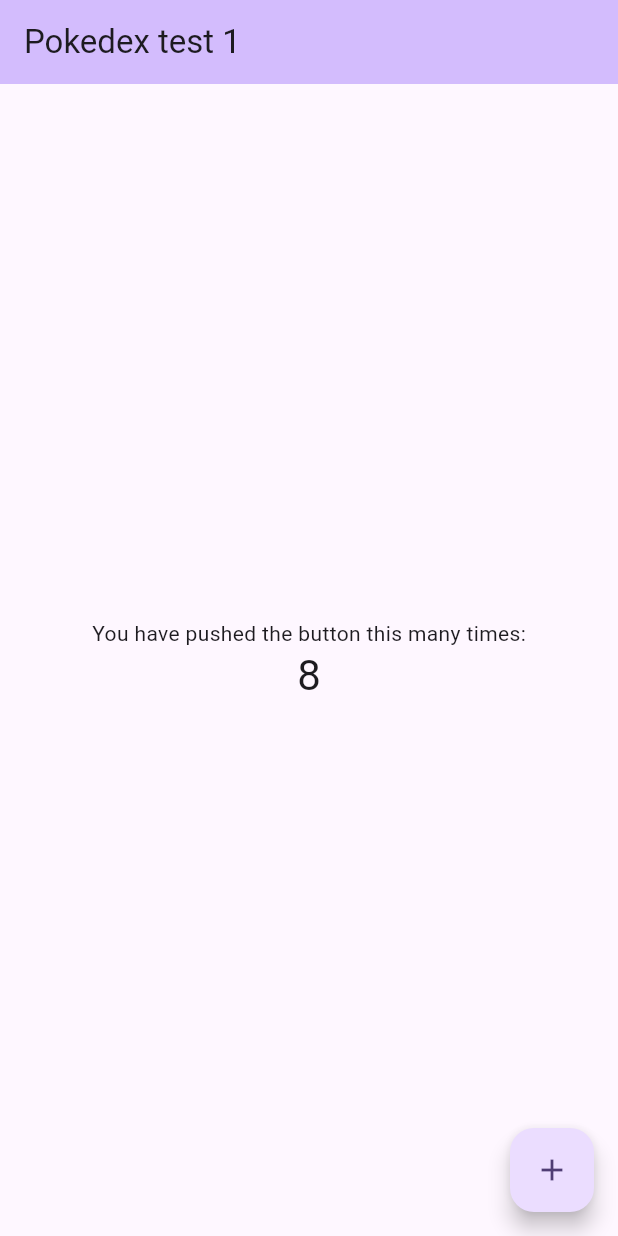
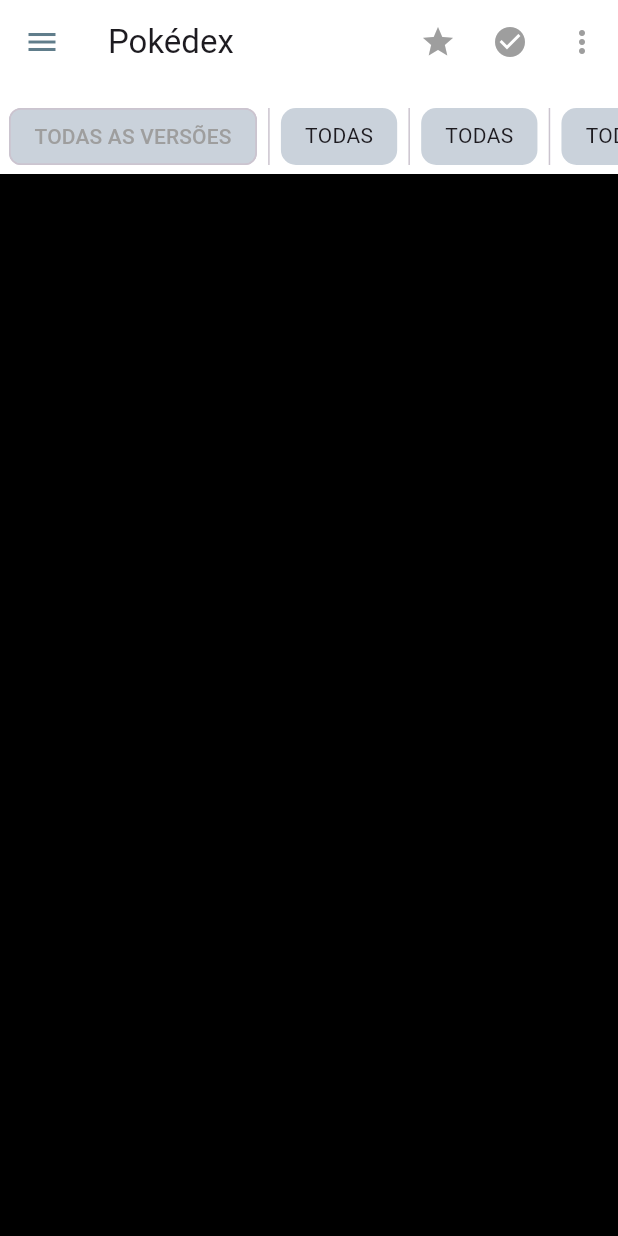
Before and after one commit to jvictorpdl/PokedexFlutter, a Flutter app: the screen it shows after launch, on a phone screen of 412 x 824 dp. Run offline on Flutter 3.47's test engine with Material 2 defaults, Android fonts, the phone set to English and light mode, and no system bars.

Commit message:
- Criada tela inicial com uma AppBar semelhante a Pokedex

```diff
--- a/lib/main.dart
+++ b/lib/main.dart
@@ -1,4 +1,5 @@
 import 'package:flutter/material.dart';
+import 'package:pokedex/ui/home.dart';
 
 void main() {
   runApp(const MyApp());
@@ -13,87 +14,10 @@ class MyApp extends StatelessWidget {
     return MaterialApp(
       title: 'Pokedex test',
       theme: ThemeData(
-
         colorScheme: ColorScheme.fromSeed(seedColor: Colors.deepPurple),
         useMaterial3: true,
       ),
-      home: const MyHomePage(title: 'Pokedex test 1'),
+      home: const HomePage(title: "Pokédex"),
     );
   }
 }
-
-class MyHomePage extends StatefulWidget {
-  const MyHomePage({super.key, required this.title});
-
-  // This widget is the home page of your application. It is stateful, meaning
-  // that it has a State object (defined below) that contains fields that affect
-  // how it looks.
-
-  // This class is the configuration for the state. It holds the values (in this
-  // case the title) provided by the parent (in this case the App widget) and
-  // used by the build method of the State. Fields in a Widget subclass are
-  // always marked "final".
-
-  final String title;
-
-  @override
-  State<MyHomePage> createState() => _MyHomePageState();
-}
-
-class _MyHomePageState extends State<MyHomePage> {
-  int _counter = 8;
-  void _incrementCounter() {
-
-    setState(() {
-
-      // This call to setState tells the Flutter framework that something has
-      // changed in this State, which causes it to rerun the build method below
-      // so that the display can reflect the updated values. If we changed
-      // _counter without calling setState(), then the build method would not be
-      // called again, and so nothing would appear to happen.
-      _counter++;
-    });
-  }
-
-  @override
-  Widget build(BuildContext context) {
-    // This method is rerun every time setState is called, for instance as done
-    // by the _incrementCounter method above.
-    //
-    // The Flutter framework has been optimized to make rerunning build methods
-    // fast, so that you can just rebuild anything that needs updating rather
-    // than having to individually change instances of widgets.
-    return Scaffold(
-      appBar: AppBar(
-        // TRY THIS: Try changing the color here to a specific color (to
-        // Colors.amber, perhaps?) and trigger a hot reload to see the AppBar
-        // change color while the other colors stay the same.
-        backgroundColor: Theme.of(context).colorScheme.inversePrimary,
-        // Here we take the value from the MyHomePage object that was created by
-        // the App.build method, and use it to set our appbar title.
-        title: Text(widget.title),
-      ),
-      body: Center(
-
-        child: Column(
-
-          mainAxisAlignment: MainAxisAlignment.center,
-          children: <Widget>[
-            const Text(
-              'You have pushed the button this many times:',
-            ),
-            Text(
-              '$_counter',
-              style: Theme.of(context).textTheme.headlineMedium,
-            ),
-          ],
-        ),
-      ),
-      floatingActionButton: FloatingActionButton(
-        onPressed: _incrementCounter,
-        tooltip: 'Increment',
-        child: const Icon(Icons.add),
-      ), // This trailing comma makes auto-formatting nicer for build methods.
-    );
-  }
-}
--- /dev/null
+++ b/lib/ui/home.dart
@@ -0,0 +1,124 @@
+import 'package:flutter/material.dart';
+
+class HomePage extends StatelessWidget {
+  final String title;
+  const HomePage({
+    super.key,
+    required this.title,
+  });
+
+  // void teste(int a, int b){}
+  // void teste1(int a, [int? b]){}
+  // void teste2(int a, {int? b}){}
+
+  @override
+  Widget build(BuildContext context) {
+    return Scaffold(
+      backgroundColor: Colors.black,
+      appBar: AppBar(
+        key: const Key('value'),
+        backgroundColor: Colors.white,
+        title: Text(
+          title,
+        ),
+        leading: IconButton(
+          onPressed: () {},
+          icon: const Icon(
+            Icons.menu,
+            color: Colors.blueGrey,
+          ),
+        ),
+        actions: [
+          IconButton(
+            onPressed: () {},
+            icon: const Icon(
+              Icons.star,
+              color: Colors.grey,
+            ),
+          ),
+          IconButton(
+            onPressed: () {},
+            icon: const Icon(
+              Icons.check_circle,
+              color: Colors.grey,
+            ),
+          ),
+          IconButton(
+            onPressed: () {},
+            icon: const Icon(
+              Icons.more_vert,
+              color: Colors.grey,
+            ),
+          )
+        ],
+        bottom: PreferredSize(
+          preferredSize: const Size(
+            double.infinity,
+            60,
+          ),
+          child: SizedBox(
+            height: 50,
+            child: ListView(
+              shrinkWrap: true,
+              scrollDirection: Axis.horizontal,
+              padding: const EdgeInsets.all(6.0),
+              children: [
+                Chip(
+                  backgroundColor: const Color(0xffcad2db),
+                  label: Text(
+                    "Todas as versões".toUpperCase(),
+                    style: const TextStyle(
+                      color: Colors.grey,
+                    ),
+                  ),
+                ),
+                const VerticalDivider(),
+                const CustomChip(
+                  title: "TODAS",
+                ),
+                const VerticalDivider(),
+                const CustomChip(
+                  title: "TODAS",
+                ),
+                const VerticalDivider(),
+                const CustomChip(
+                  title: "TODAS",
+                ),
+                const VerticalDivider(),
+                const CustomChip(
+                  title: "TODAS",
+                ),
+              ],
+            ),
+          ),
+        ),
+      ),
+      body: const Column(
+        children: [],
+      ),
+    );
+  }
+}
+
+class CustomChip extends StatelessWidget {
+  final String title;
+  const CustomChip({
+    super.key,
+    required this.title,
+  });
+
+  @override
+  Widget build(BuildContext context) {
+    return Container(
+      decoration: BoxDecoration(
+        color: const Color(0xffcad2db),
+        borderRadius: BorderRadius.circular(10.0),
+      ),
+      padding: const EdgeInsets.symmetric(
+        horizontal: 16.0,
+        vertical: 8.0,
+      ),
+      child: Text(title),
+    );
+  }
+}
```
